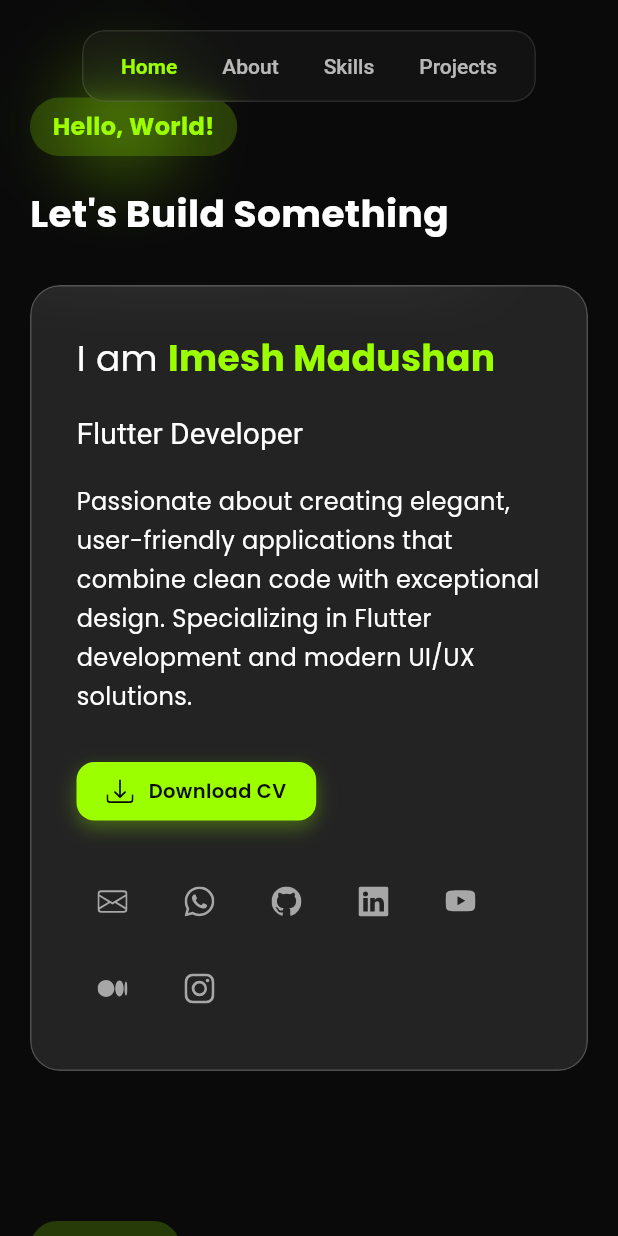
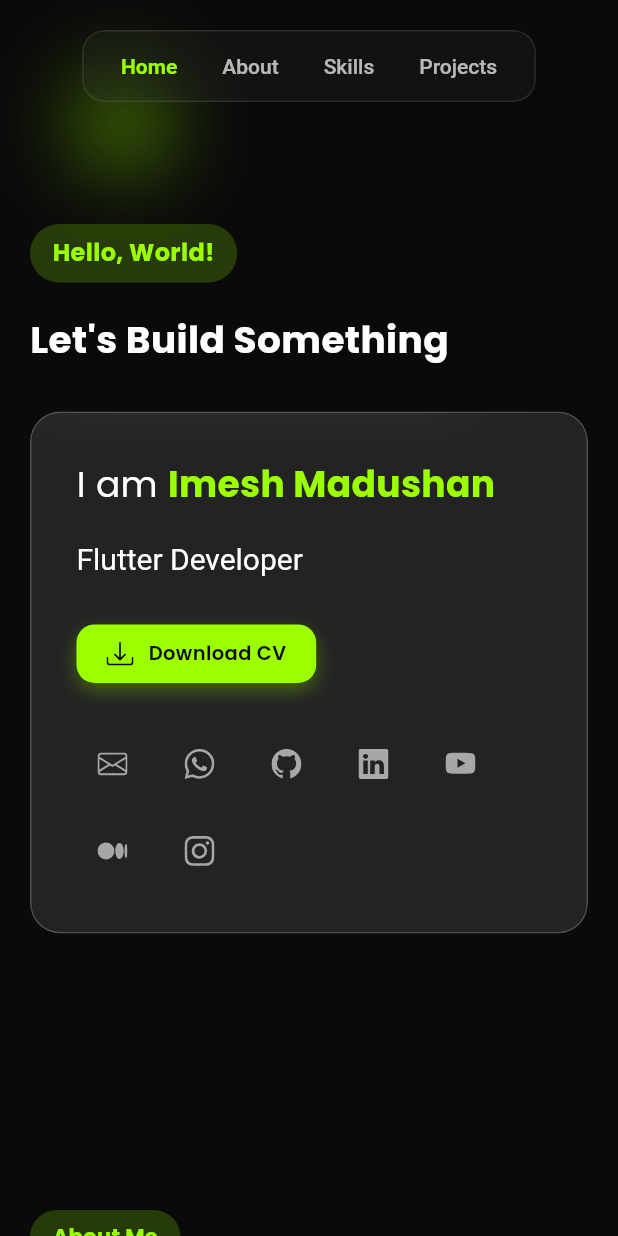
Before and after one commit to Imesh-Madushan-Dev/My-Portfolio, a Flutter app: the screen it shows after launch, on a phone screen of 412 x 824 dp. Run offline on Flutter 3.47's test engine with Material 3 defaults, Android fonts, the phone set to English and light mode, and no system bars; drawn by our look-alikes of animated_text_kit; our stand-ins replace confetti, google_fonts, icons_plus; missing offline and left inert: web_smooth_scroll; network calls fail.

Commit message:
hero changed

```diff
--- a/lib/pages/sections/hero_section.dart
+++ b/lib/pages/sections/hero_section.dart
@@ -143,18 +143,22 @@ class _HeroSectionState extends State<HeroSection> {
                               'UI/UX Designer',
                               speed: const Duration(milliseconds: 100),
                             ),
+                            TypewriterAnimatedText(
+                              'Web Developer',
+                              speed: const Duration(milliseconds: 100),
+                            ),
                           ],
                         ),
                       ),
-                      const SizedBox(height: 20),
-                      const Text(
-                        "Passionate about creating elegant, user-friendly applications that combine clean code with exceptional design. Specializing in Flutter development and modern UI/UX solutions.",
-                        style: TextStyle(
-                          fontSize: 16,
-                          color: kWhite,
-                          height: 1.6,
-                        ),
-                      ),
+                      // const SizedBox(height: 20),
+                      // const Text(
+                      //   "Passionate about creating elegant, user-friendly applications that combine clean code with exceptional design. Specializing in Flutter development and modern UI/UX solutions.",
+                      //   style: TextStyle(
+                      //     fontSize: 16,
+                      //     color: kWhite,
+                      //     height: 1.6,
+                      //   ),
+                      // ),
                       const SizedBox(height: 30),
                       MouseRegion(
                         cursor: SystemMouseCursors.click,
```
